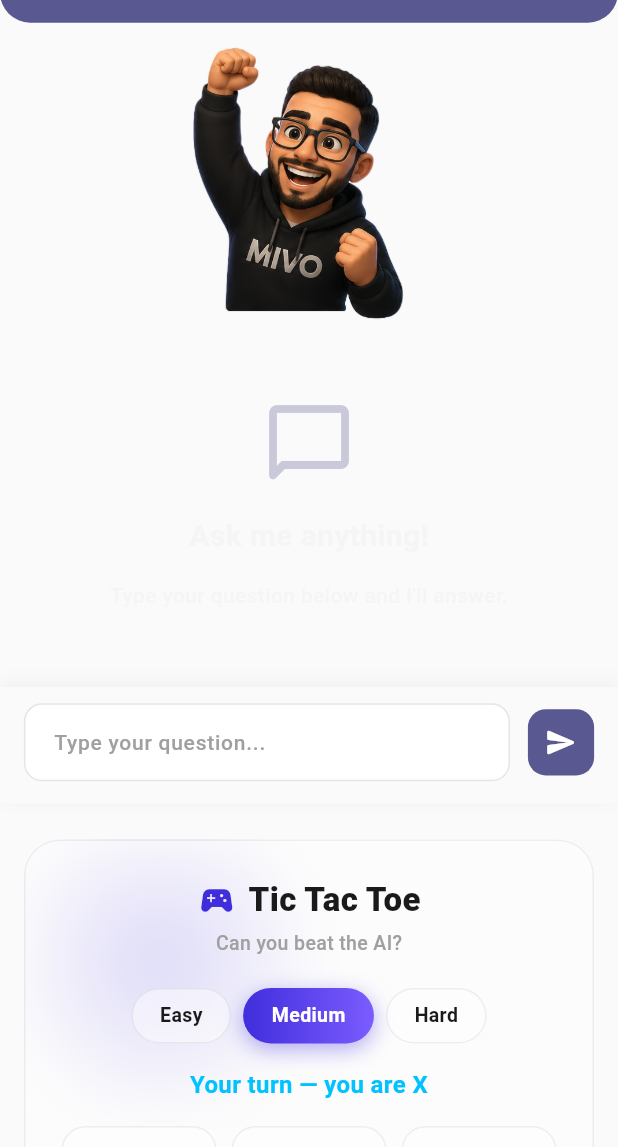
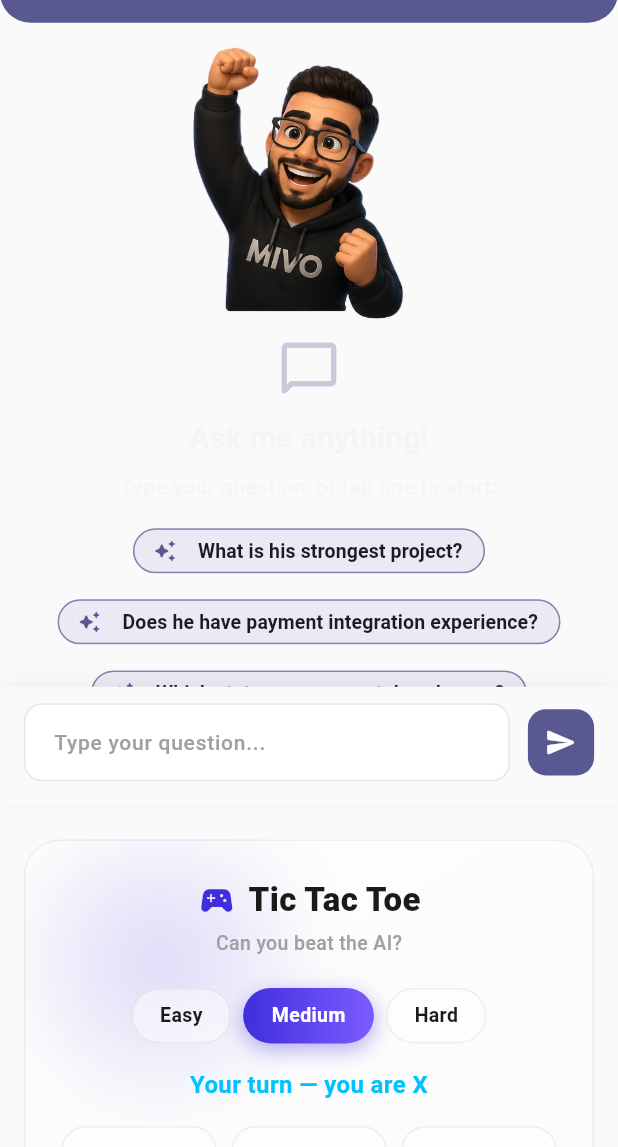
Before and after one commit to MahmoudReda0o0/personal_website_v2, a Flutter app: the screen it shows after launch, scrolled down 160 dp, after a tap on "Open Website", on a phone screen of 412 x 824 dp, the part 89-1236 px from its top. Run offline on Flutter 3.47's test engine with Material 3 defaults, Android fonts, the phone set to English and light mode, and no system bars; our stand-ins replace flutter_linkify, flutter_screenutil, flutter_svg, qr_flutter, supabase_flutter; accounts and stored records are empty; statements that could not run were skipped.

Commit message:
Add suggestion chips to the Mivo chat
- Starter questions as tappable chips before the first question, loaded
  from the new suggested_questions table (en/ar by browser language),
  with built-in fallbacks.
- ask_mivo_v2 now returns 2-3 follow-up suggestions with every answer;
  they show as chips under the reply. Tapping a chip sends it at once.
- The visitor's own question now appears in the chat (it was never set).
- An AI error no longer leaves the spinner stuck: Mivo shows a friendly
  retry message with the question as a chip.
- Saving the Q&A no longer delays showing the answer.

Co-Authored-By: Claude Opus 5.5 <noreply@anthropic.com>
Claude-Session: https://claude.ai/code/session_01XCKAum72WmYRb9DEqSFNE2

```diff
--- a/lib/feature/provider/ai_provider.dart
+++ b/lib/feature/provider/ai_provider.dart
@@ -1,7 +1,10 @@
+import 'dart:async';
 import 'dart:developer';
+import 'dart:ui' show PlatformDispatcher;
 
 import 'package:flutter/material.dart';
 import 'package:mivo/core/app/app_image.dart';
+import 'package:mivo/feature/supabase_data/s_database.dart';
 import 'package:mivo/feature/supabase_data/s_function.dart';
 
 enum MivoState { loading, success, error, typing, sad, thinking }
@@ -14,24 +17,94 @@ class MivoAiProvider extends ChangeNotifier {
   MivoState mivoState = MivoState.loading;
   String mivoImage = AppImage.m_success;
 
+  /// Follow-up questions returned with the latest answer.
+  List<String> suggestions = <String>[];
+
+  /// Ready-made questions shown before the visitor asks anything.
+  List<String> starterQuestions = <String>[];
+
+  /// Used when the table is empty or unreachable, so chips always show.
+  static const Map<String, List<String>> _fallbackStarters = {
+    'en': [
+      'What is his strongest project?',
+      'Does he have payment integration experience?',
+      'Which state management does he use?',
+      'Is he open to remote work?',
+      'How can I contact him?',
+    ],
+    'ar': [
+      'إيه أقوى مشروع عمله؟',
+      'عنده خبرة في بوابات الدفع؟',
+      'بيستخدم State Management إيه؟',
+      'متاح يشتغل ريموت؟',
+      'أتواصل معاه إزاي؟',
+    ],
+  };
+
+  /// 'ar' for Arabic browsers, 'en' for everyone else.
+  String get visitorLang =>
+      PlatformDispatcher.instance.locale.languageCode == 'ar' ? 'ar' : 'en';
+
+  Future<void> loadStarterQuestions() async {
+    final lang = visitorLang;
+    starterQuestions = _fallbackStarters[lang]!;
+    notifyListeners();
+    try {
+      final fromDb = await SupabaseDatabase.instance.getSuggestedQuestions(
+        lang,
+      );
+      if (fromDb.isNotEmpty) {
+        starterQuestions = fromDb;
+        notifyListeners();
+      }
+    } catch (e) {
+      log('starter_questions_error: $e');
+    }
+  }
+
   Future<void> askMivoV2(String question) async {
+    final text = question.trim();
+    if (text.isEmpty || isLoading) return;
+
+    this.question = text;
     answer = '';
+    suggestions = <String>[];
     isLoading = true;
     updateMivoState(MivoState.loading);
     notifyListeners();
-    final response = await supabaseFunction.askMivoV2(question);
-    answer = response;
-    await addQuestion(question, response);
-    isLoading = false;
-    updateMivoState(MivoState.success);
-    notifyListeners();
+
+    try {
+      final reply = await supabaseFunction.askMivoV2(text);
+      answer = reply.answer;
+      suggestions = reply.suggestions;
+      isLoading = false;
+      updateMivoState(MivoState.success);
+      notifyListeners();
+      // Saving the Q&A must not delay showing the answer.
+      unawaited(addQuestion(text, reply.answer));
+    } catch (e) {
+      log('ask_mivo_v2_error: $e');
+      answer = _isArabic(text)
+          ? 'معلش، حصلت مشكلة وأنا بفكر 😅 جرّب تسأل تاني بعد ثواني.'
+          : 'Sorry, I had trouble thinking just now 😅 Please try again in a few seconds.';
+      suggestions = <String>[text];
+      isLoading = false;
+      updateMivoState(MivoState.sad);
+      notifyListeners();
+    }
   }
 
   Future<void> addQuestion(String question, String answer) async {
-    await supabaseFunction.addQuestion(question, answer);
+    try {
+      await supabaseFunction.addQuestion(question, answer);
+    } catch (e) {
+      log('add_question_error: $e');
+    }
   }
 
-  updateMivoState(MivoState state) {
+  static bool _isArabic(String s) => RegExp(r'[؀-ۿ]').hasMatch(s);
+
+  void updateMivoState(MivoState state) {
     mivoState = state;
     mivoImage = "${AppImage.imageMivoUrl}/${mivoState.name.toLowerCase()}.png";
     log('Mivo_Image: $mivoImage');
--- a/lib/feature/screen/widgets/chat_empty_state.dart
+++ b/lib/feature/screen/widgets/chat_empty_state.dart
@@ -2,33 +2,52 @@ import 'package:flutter/material.dart';
 import 'package:flutter_screenutil/flutter_screenutil.dart';
 import 'package:mivo/core/app/app_colors.dart';
 import 'package:mivo/core/custom_widgets/custom_text/custom_text.dart';
+import 'package:mivo/feature/provider/ai_provider.dart';
+import 'package:mivo/feature/screen/widgets/suggestion_chips.dart';
+import 'package:provider/provider.dart';
 
 class ChatEmptyState extends StatelessWidget {
-  const ChatEmptyState({super.key});
+  const ChatEmptyState({super.key, required this.onQuestionTap});
+
+  /// Sends a starter question straight to Mivo.
+  final ValueChanged<String> onQuestionTap;
 
   @override
   Widget build(BuildContext context) {
-    return Center(
+    final ai = context.watch<MivoAiProvider>();
+    final isArabic = ai.visitorLang == 'ar';
+
+    // Scrollable so the chips never overflow the fixed-height chat box.
+    return SingleChildScrollView(
+      padding: EdgeInsets.symmetric(horizontal: 16.w, vertical: 12.h),
       child: Column(
-        mainAxisAlignment: MainAxisAlignment.center,
         children: [
           Icon(
             Icons.chat_bubble_outline_rounded,
-            size: 64,
+            size: 44,
             color: Theme.of(context).colorScheme.primary.withValues(alpha: 0.3),
           ),
-          16.verticalSpace,
+          10.verticalSpace,
           const CustomText(
             color: AppColors.darkTextPrimary,
             text: 'Ask me anything!',
             fontSize: 20,
             fontWeight: FontWeight.w600,
           ),
-          16.verticalSpace,
-          const CustomText(
-            text: 'Type your question below and I\'ll answer.',
+          8.verticalSpace,
+          CustomText(
+            text: isArabic
+                ? 'اكتب سؤالك، أو اختار سؤال جاهز:'
+                : 'Type your question, or tap one to start:',
             color: AppColors.darkTextPrimary,
             fontSize: 14,
+            textAlign: TextAlign.center,
+          ),
+          14.verticalSpace,
+          SuggestionChips(
+            questions: ai.starterQuestions,
+            enabled: !ai.isLoading,
+            onTap: onQuestionTap,
           ),
         ],
       ),
--- /dev/null
+++ b/lib/feature/screen/widgets/suggestion_chips.dart
@@ -0,0 +1,57 @@
+import 'package:flutter/material.dart';
+import 'package:flutter_screenutil/flutter_screenutil.dart';
+
+/// Tappable ready-made questions. Tapping one sends it to Mivo right away.
+class SuggestionChips extends StatelessWidget {
+  const SuggestionChips({
+    super.key,
+    required this.questions,
+    required this.onTap,
+    this.enabled = true,
+    this.alignment = WrapAlignment.center,
+  });
+
+  final List<String> questions;
+  final ValueChanged<String> onTap;
+  final bool enabled;
+  final WrapAlignment alignment;
+
+  static final _arabic = RegExp(r'[؀-ۿ]');
+
+  @override
+  Widget build(BuildContext context) {
+    if (questions.isEmpty) return const SizedBox.shrink();
+    final scheme = Theme.of(context).colorScheme;
+
+    return Wrap(
+      alignment: alignment,
+      spacing: 8.w,
+      runSpacing: 8.h,
+      children: [
+        for (final q in questions)
+          ActionChip(
+            onPressed: enabled ? () => onTap(q) : null,
+            avatar: Icon(
+              Icons.auto_awesome_rounded,
+              size: 16,
+              color: scheme.primary,
+            ),
+            label: Text(
+              q,
+              textDirection: _arabic.hasMatch(q)
+                  ? TextDirection.rtl
+                  : TextDirection.ltr,
+            ),
+            labelStyle: TextStyle(fontSize: 13, color: scheme.onSurface),
+            backgroundColor: scheme.primary.withValues(alpha: 0.10),
+            side: BorderSide(color: scheme.primary.withValues(alpha: 0.45)),
+            shape: RoundedRectangleBorder(
+              borderRadius: BorderRadius.circular(20),
+            ),
+            padding: EdgeInsets.symmetric(horizontal: 6.w, vertical: 2.h),
+            visualDensity: VisualDensity.compact,
+          ),
+      ],
+    );
+  }
+}
--- a/lib/feature/screen/widgets/website_chat_section.dart
+++ b/lib/feature/screen/widgets/website_chat_section.dart
@@ -3,20 +3,28 @@ import 'package:flutter_screenutil/flutter_screenutil.dart';
 import 'package:mivo/feature/provider/ai_provider.dart';
 import 'package:mivo/feature/screen/widgets/chat_empty_state.dart';
 import 'package:mivo/feature/screen/widgets/message_bubble.dart';
+import 'package:mivo/feature/screen/widgets/suggestion_chips.dart';
 import 'package:mivo/feature/screen/widgets/typing_indicator.dart';
 import 'package:provider/provider.dart';
 
 class WebsiteChatSection extends StatelessWidget {
-  const WebsiteChatSection({super.key, required this.scrollController});
+  const WebsiteChatSection({
+    super.key,
+    required this.scrollController,
+    required this.onQuestionTap,
+  });
 
   final ScrollController scrollController;
+
+  /// Sends a tapped suggestion straight to Mivo.
+  final ValueChanged<String> onQuestionTap;
 
   @override
   Widget build(BuildContext context) {
     return Consumer<MivoAiProvider>(
       builder: (context, ai, _) {
         if (ai.answer.isEmpty && !ai.isLoading) {
-          return const ChatEmptyState();
+          return ChatEmptyState(onQuestionTap: onQuestionTap);
         }
         return ListView(
           controller: scrollController,
@@ -32,6 +40,14 @@ class WebsiteChatSection extends StatelessWidget {
               SizedBox(height: 8.h),
               const TypingIndicator(),
             ],
+            if (!ai.isLoading && ai.suggestions.isNotEmpty) ...[
+              14.verticalSpace,
+              SuggestionChips(
+                questions: ai.suggestions,
+                onTap: onQuestionTap,
+                alignment: WrapAlignment.start,
+              ),
+            ],
           ],
         );
       },
--- a/lib/feature/supabase_data/s_config.dart
+++ b/lib/feature/supabase_data/s_config.dart
@@ -7,4 +7,5 @@ class SupabaseConfig {
   static const tableSocialMedia = 'social_media';
   static const tableSetting = 'settings';
   static const tableQuestions = 'aiquestions';
+  static const tableSuggestedQuestions = 'suggested_questions';
 }
--- a/lib/feature/supabase_data/s_database.dart
+++ b/lib/feature/supabase_data/s_database.dart
@@ -28,6 +28,22 @@ class SupabaseDatabase {
     return SettingModel.fromJson(response[0]);
   }
 
+  /// Starter questions shown as chips before the visitor asks anything.
+  /// [lang] is 'en' or 'ar'. Managed from the `suggested_questions` table.
+  Future<List<String>> getSuggestedQuestions(String lang) async {
+    final response = await supabase
+        .from(SupabaseConfig.tableSuggestedQuestions)
+        .select('question')
+        .eq('lang', lang)
+        .eq('is_active', true)
+        .order('sort_order', ascending: true);
+
+    return response
+        .map<String>((e) => (e['question'] ?? '').toString().trim())
+        .where((q) => q.isNotEmpty)
+        .toList();
+  }
+
   Future<List<QuestionModel>> getQuestions() async {
     final response = await supabase
         .from(SupabaseConfig.tableQuestions)
--- a/lib/feature/supabase_data/s_function.dart
+++ b/lib/feature/supabase_data/s_function.dart
@@ -1,5 +1,5 @@
 import 'dart:developer';
-import 'package:mivo/core/model/ai_questions.dart';
+import 'package:mivo/core/model/ai_chat_model.dart';
 import 'package:supabase_flutter/supabase_flutter.dart';
 
 class SupabaseFunction {
@@ -30,16 +30,21 @@ class SupabaseFunction {
     return response.data['answer'];
   }
 
-  Future<String> askMivoV2(String question) async {
+  /// Returns Mivo's answer plus 2-3 follow-up suggestions.
+  /// Throws if the function fails (e.g. the AI service is overloaded).
+  Future<AiChatModel> askMivoV2(String question) async {
     final response = await functions.invoke(
       'ask_mivo_v2',
       body: {'question': question},
     );
+    final reply = AiChatModel.fromJson(
+      Map<String, dynamic>.from(response.data as Map),
+    );
     log(
       name: 'ask_mivo_v2_response',
-      'Q: $question \nA: ${response.data['answer']}',
+      'Q: $question \nA: ${reply.answer}\nSuggestions: ${reply.suggestions}',
     );
-    return response.data['answer'];
+    return reply;
   }
 
   Future<bool> addQuestion(String question, String answer) async {
```
Also changed, not shown: lib/core/model/ai_chat_model.dart (+16 -2 lines), lib/feature/screen/website_screen.dart (+20 -6 lines).
